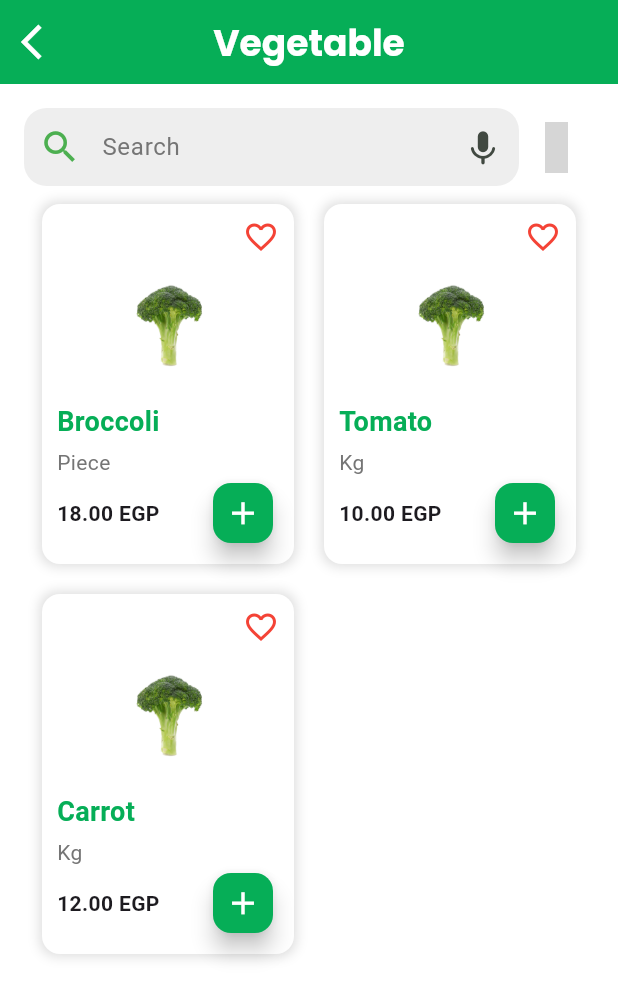
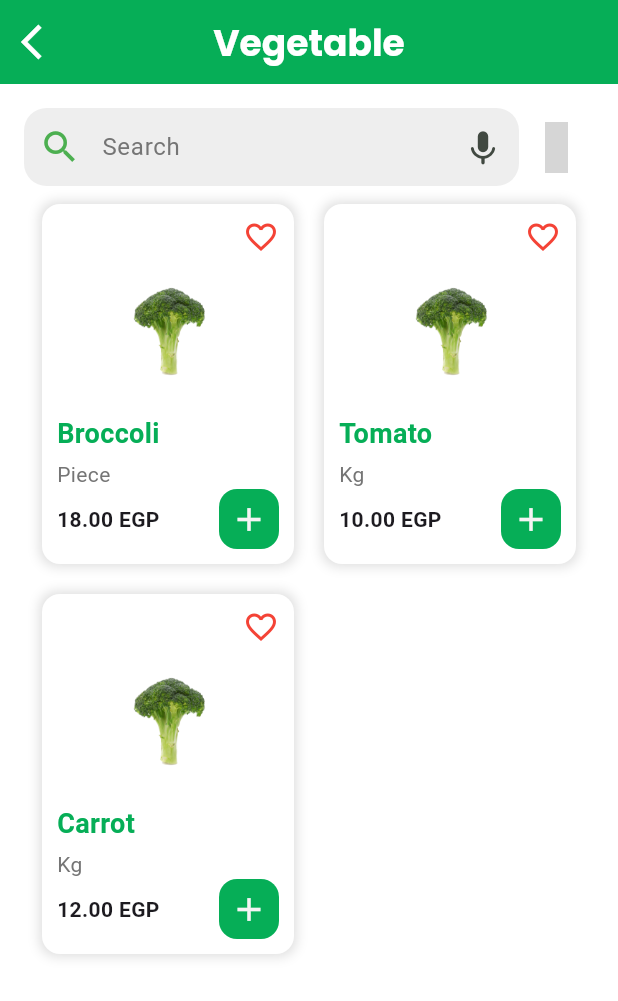
Before and after one commit to Smart-Farming-Graduation-Project/Mobile, a Flutter app: the HomeContent screen opened by its route, after a tap on "Vegetable", on a phone screen of 412 x 824 dp. Shown: the top 1001 px of the screen. Run offline on Flutter 3.47's test engine with Material 3 defaults, Android fonts, the phone set to English and light mode, and no system bars; our stand-ins replace badges, dio, firebase_core, flutter_bloc, flutter_rating_bar, flutter_screenutil and 11 more; missing offline and left inert: flutter_facebook_auth, onboarding_animation; accounts and stored records are empty; Roboto replaces fonts that are missing (Alexandria); grey boxes are pictures that could not be loaded.

Commit message:
solve bug

```diff
--- a/lib/featurs/categories/presentation/views/widgets/product_content.dart
+++ b/lib/featurs/categories/presentation/views/widgets/product_content.dart
@@ -4,6 +4,7 @@ import '../../../../../../core/theme/app_colors.dart';
 
 class ProductContent extends StatelessWidget {
   const ProductContent({super.key, required this.product});
+
   final ProductModel product;
 
   @override
@@ -23,14 +24,23 @@ class ProductContent extends StatelessWidget {
           mainAxisAlignment: MainAxisAlignment.spaceBetween,
           children: [
             Text('${product.price} EGP',
-                style: const TextStyle(
-                    fontSize: 14, fontWeight: FontWeight.bold)),
-            FloatingActionButton(
-              onPressed: () {},
-              backgroundColor: AppColors.kPrimaryColor,
-              mini: true,
-              child: const Icon(Icons.add, color: Colors.white, size: 25),
-            ),
+                style:
+                    const TextStyle(fontSize: 14, fontWeight: FontWeight.bold)),
+         GestureDetector(
+           onTap: () {},
+           child: Container(
+             height: 40,
+             width: 40,
+             margin: const EdgeInsets.only(left: 10),
+             decoration: BoxDecoration(
+               color: AppColors.kPrimaryColor,
+               borderRadius: BorderRadius.circular(12),
+             ),
+             child: const Icon(Icons.add,
+                      color: AppColors.kWhiteColor, size: 26),
+           ),
+         ),
+
           ],
         ),
       ],
--- a/lib/featurs/categories/presentation/views/widgets/seller_info.dart
+++ b/lib/featurs/categories/presentation/views/widgets/seller_info.dart
@@ -24,7 +24,7 @@ class SellerInfoTile extends StatelessWidget {
               Expanded(
                 child: Text(
                   seller.name,
-                  style: const TextStyle(fontWeight: FontWeight.bold, fontSize: 16),
+                  style: const TextStyle(fontWeight: FontWeight.bold, fontSize: 15),
                 ),
               ),
             ],
```
